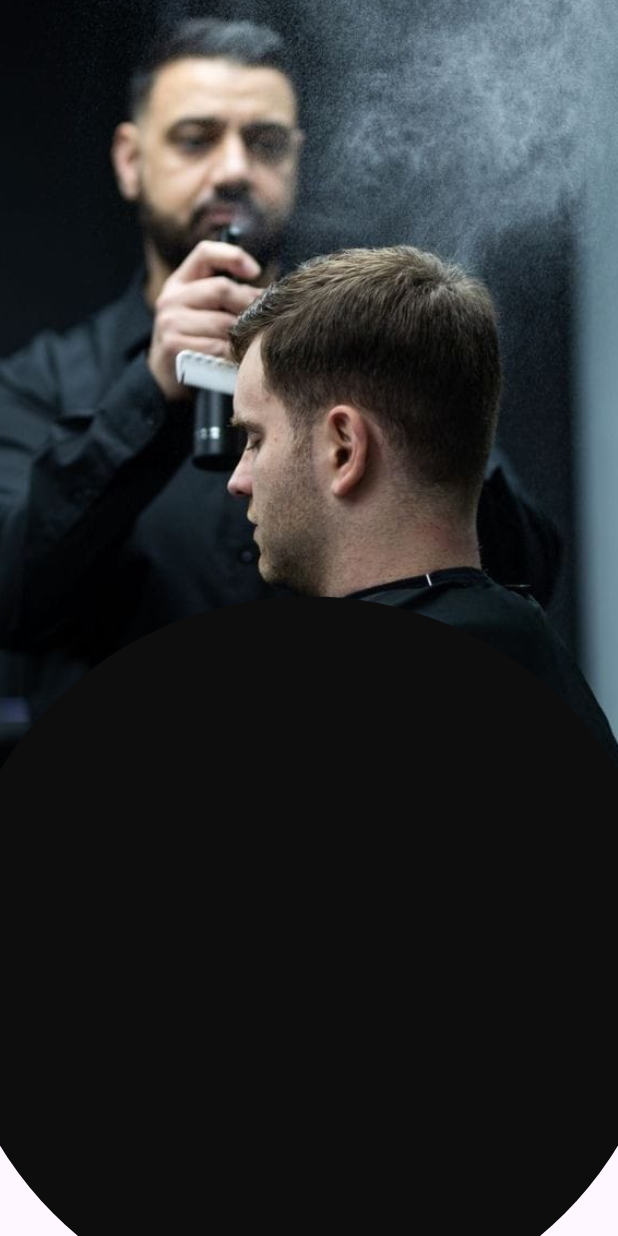
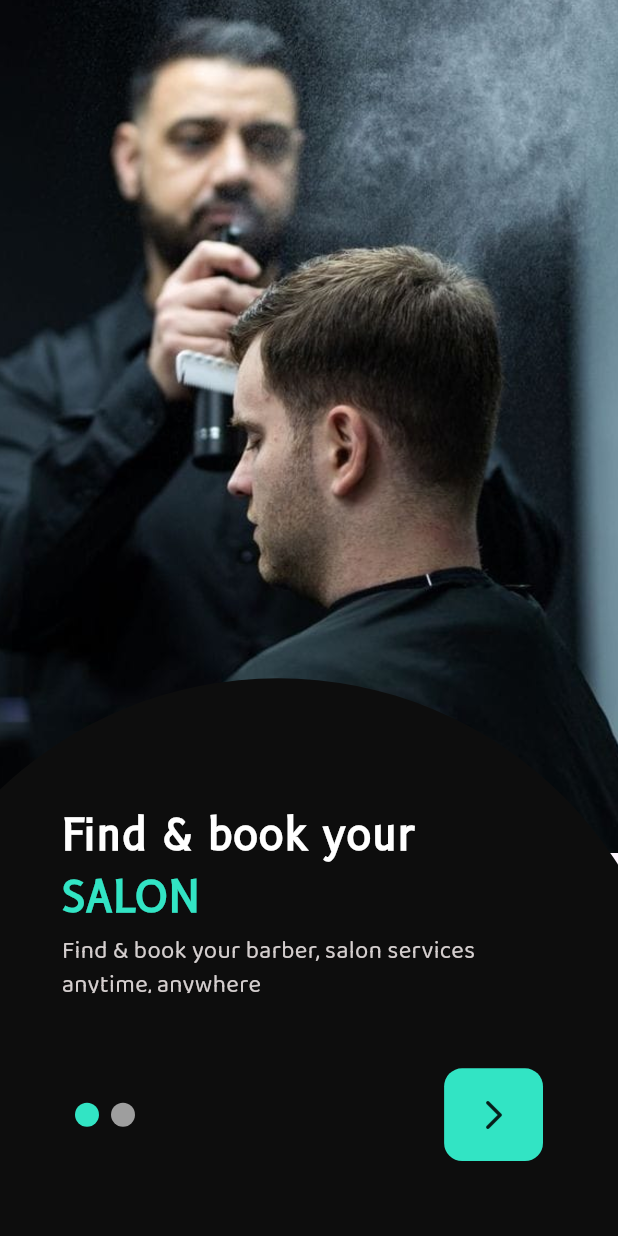
Before and after one commit to Shaham-Ahammed/salon-booking-application, a Flutter app: the screen it shows after launch, on a phone screen of 412 x 824 dp. Run offline on Flutter 3.47's test engine with Material 3 defaults, Android fonts, the light colour scheme and no system bars; drawn by our look-alikes of smooth_page_indicator.

Commit message:
completed introduction page

```diff
--- a/trim_spot_user_side/lib/main.dart
+++ b/trim_spot_user_side/lib/main.dart
@@ -1,4 +1,5 @@
 import 'package:flutter/material.dart';
+import 'package:trim_spot_user_side/reusable%20widgets/colors.dart';
 
 import 'screens/first_presentation_screen/first_introduction_page.dart';
 
@@ -13,6 +14,7 @@ class App extends StatelessWidget {
     return MaterialApp(
       debugShowCheckedModeBanner: false,
       themeMode: ThemeMode.dark,
+    theme: ThemeData(bottomSheetTheme:BottomSheetThemeData(backgroundColor: introductionColor) ),
      home: FirstIntroductionPage(),
     );
   }
--- a/trim_spot_user_side/lib/reusable widgets/colors.dart
+++ b/trim_spot_user_side/lib/reusable widgets/colors.dart
@@ -1,6 +1,7 @@
 import 'package:flutter/material.dart';
 
-Color cyanColor = Color.fromRGBO(50, 228, 196, 1);
+Color cyanColor = const Color.fromRGBO(50, 228, 196, 1);
 Color whiteColor = Colors.white;
 Color blackColor = Colors.black;
-Color introductionColor = Color.fromRGBO(13, 13, 13, 1);
+Color introductionColor = const Color.fromRGBO(13, 13, 13, 1);
+Color greyColor = const Color.fromRGBO(212, 206, 206, 1);
--- /dev/null
+++ b/trim_spot_user_side/lib/reusable widgets/font.dart
@@ -0,0 +1,24 @@
+import 'package:flutter/material.dart';
+
+const String cabinCondensed = "CabinCondensed";
+const String belleza = "Belleza";
+const String bebasNeue = "BebasNeue";
+const String b612 = "B612";
+const String balooChettan = "Baloo Chettan";
+
+myFontStyle( String text,
+    {required  String fontFamily,
+    required double fontSize,
+    required FontWeight fontWeight,
+    required Color fontColor}) {
+  return Text(
+    text,
+
+    style: TextStyle(
+
+        fontFamily: fontFamily,
+        fontSize: fontSize,
+        fontWeight: fontWeight,
+        color: fontColor),
+  );
+}
--- a/trim_spot_user_side/lib/screens/first_presentation_screen/first_introduction_page.dart
+++ b/trim_spot_user_side/lib/screens/first_presentation_screen/first_introduction_page.dart
@@ -1,6 +1,8 @@
 import 'package:flutter/material.dart';
-import 'package:flutter/widgets.dart';
+
+import 'package:smooth_page_indicator/smooth_page_indicator.dart';
 import 'package:trim_spot_user_side/reusable%20widgets/colors.dart';
+import 'package:trim_spot_user_side/reusable%20widgets/font.dart';
 import 'package:trim_spot_user_side/reusable%20widgets/mediaquery.dart';
 
 import 'package:trim_spot_user_side/screens/first_presentation_screen/introduction_lists.dart';
@@ -14,17 +16,48 @@ class FirstIntroductionPage extends StatefulWidget {
 
 class _FirstIntroductionPageState extends State<FirstIntroductionPage> {
   final controller = InroductionItems();
-  final pageController = PageController();
+  final PageController pageController = PageController();
+
   @override
   Widget build(BuildContext context) {
-    print("${4 / 2}");
     return Scaffold(
+        bottomSheet: Container(
+          padding: const EdgeInsets.all(50),
+          color: introductionColor,
+          child: Row(
+            mainAxisAlignment: MainAxisAlignment.spaceBetween,
+            children: [
+              SmoothPageIndicator(
+                controller: pageController,
+                count: controller.items.length,
+                effect: JumpingDotEffect(activeDotColor: cyanColor),
+              ),
+              SizedBox(width: mediaqueryWidth(0.33, context)),
+              InkWell(
+                onTap: () {
+                  pageController.nextPage(
+                      duration: const Duration(milliseconds: 500),
+                      curve: Curves.easeIn);
+                },
+                child: Container(
+                  width: mediaqueryWidth(0.16, context),
+                  height: mediaqueryWidth(0.15, context),
+                  decoration: BoxDecoration(
+                      color: cyanColor,
+                      borderRadius: BorderRadius.circular(12)),
+                  child: const Icon(Icons.arrow_forward_ios_rounded),
+                ),
+              )
+            ],
+          ),
+        ),
         body: PageView.builder(
+          controller: pageController,
           itemCount: controller.items.length,
           itemBuilder: (context, index) {
             return Stack(
               children: [
-            Container(
+                SizedBox(
                   width: double.infinity,
                   height: double.infinity,
                   child: Align(
@@ -32,6 +65,7 @@ class _FirstIntroductionPageState extends State<FirstIntroductionPage> {
                     child: Transform.scale(
                       scale: 1.3,
                       child: Image.asset(
+                          filterQuality: FilterQuality.high,
                           height: mediaqueryHeight(0.6, context),
                           width: double.infinity,
                           fit: BoxFit.cover,
@@ -40,18 +74,51 @@ class _FirstIntroductionPageState extends State<FirstIntroductionPage> {
                   ),
                 ),
                 Positioned(
+                    bottom: -mediaqueryHeight(0.1, context),
                     child: Align(
                       alignment: Alignment.bottomCenter,
+                      child: SizedBox(
+                        height: mediaqueryHeight(0.45, context),
+                        width: mediaqueryHeight(0.45, context),
                         child: Transform.scale(
-                scale: 1.3,
+                          scale: 1.45,
                           child: Container(
                             width: double.infinity,
                             height: mediaqueryHeight(0.45, context),
                             decoration: BoxDecoration(
-                      shape: BoxShape.circle, color: introductionColor),
+                                shape: BoxShape.circle,
+                                color: introductionColor),
                           ),
                         ),
-            ))
+                      ),
+                    )),
+                Positioned(
+                    left: mediaqueryWidth(0.1, context),
+                    bottom: mediaqueryHeight(0.3, context),
+                    child: myFontStyle(controller.items[index].title,
+                        fontFamily: b612,
+                        fontSize: 28,
+                        fontWeight: FontWeight.bold,
+                        fontColor: whiteColor)),
+                Positioned(
+                    left: mediaqueryWidth(0.1, context),
+                    bottom: mediaqueryHeight(0.25, context),
+                    child: myFontStyle(controller.items[index].title2,
+                        fontFamily: b612,
+                        fontSize: 28,
+                        fontWeight: FontWeight.bold,
+                        fontColor: cyanColor)),
+                Positioned(
+                    bottom: mediaqueryHeight(0.19, context),
+                    child: Padding(
+                      padding: EdgeInsets.symmetric(
+                          horizontal: mediaqueryWidth(0.1, context)),
+                      child: myFontStyle(controller.items[index].subtitle,
+                          fontFamily: balooChettan,
+                          fontSize: 16,
+                          fontWeight: FontWeight.normal,
+                          fontColor: greyColor),
+                    )),
               ],
             );
           },
--- a/trim_spot_user_side/lib/screens/first_presentation_screen/introduction_lists.dart
+++ b/trim_spot_user_side/lib/screens/first_presentation_screen/introduction_lists.dart
@@ -6,14 +6,14 @@ class InroductionItems {
       imagePath: "assets/images/introduction2-1.jpg",
       title: "Find & book your",
       title2: "SALON",
-      subtitle: "Find & book your barber, salon services anytime, anywhere",
+      subtitle: "Find & book your barber, salon services\nanytime, anywhere",
     ),
     IntroductionInfo(
-      imagePath: "assets/images/intoduction1-2.jpg",
+      imagePath: "assets/images/intoduction1-2.jpeg",
       title: "Style that fit your",
       title2: "LIFESTYLE",
       subtitle:
-          "Choose the services in nearest salon create a stylish lifestyle.",
+          "Choose the services in nearest salon\ncreate a stylish lifestyle.",
     )
   ];
 }
```
Also changed, not shown: trim_spot_user_side/pubspec.yaml (+24 -12 lines), trim_spot_user_side/assets/fonts/B612-Bold.ttf (added), trim_spot_user_side/assets/fonts/B612-Regular.ttf (added), trim_spot_user_side/assets/fonts/BalooChettan2-Bold.ttf (added), trim_spot_user_side/assets/fonts/BalooChettan2-Medium.ttf (added), trim_spot_user_side/assets/fonts/BalooChettan2-Regular.ttf (added), trim_spot_user_side/assets/fonts/BalooChettan2-SemiBold.ttf (added), trim_spot_user_side/assets/fonts/BebasNeue-Regular.ttf (added), trim_spot_user_side/assets/fonts/Belleza-Regular.ttf (added), trim_spot_user_side/assets/fonts/CabinCondensed-Bold.ttf (added), trim_spot_user_side/assets/fonts/CabinCondensed-Medium.ttf (added), trim_spot_user_side/assets/fonts/CabinCondensed-Regular.ttf (added), trim_spot_user_side/assets/fonts/CabinCondensed-SemiBold.ttf (added), trim_spot_user_side/assets/images/intoduction1-2.jpeg (added), 2 more files. Lines whose indentation alone changed are shown as unchanged.
